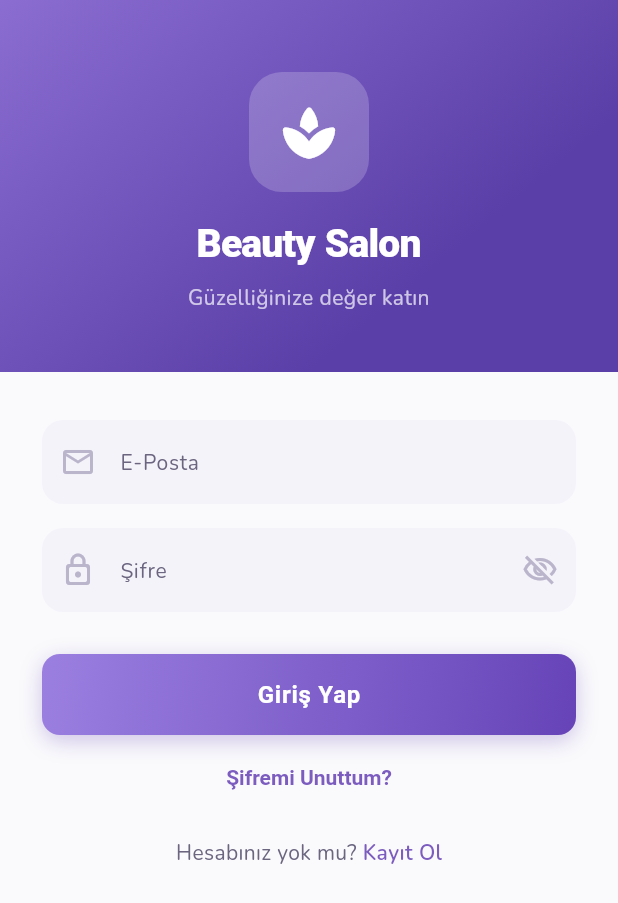
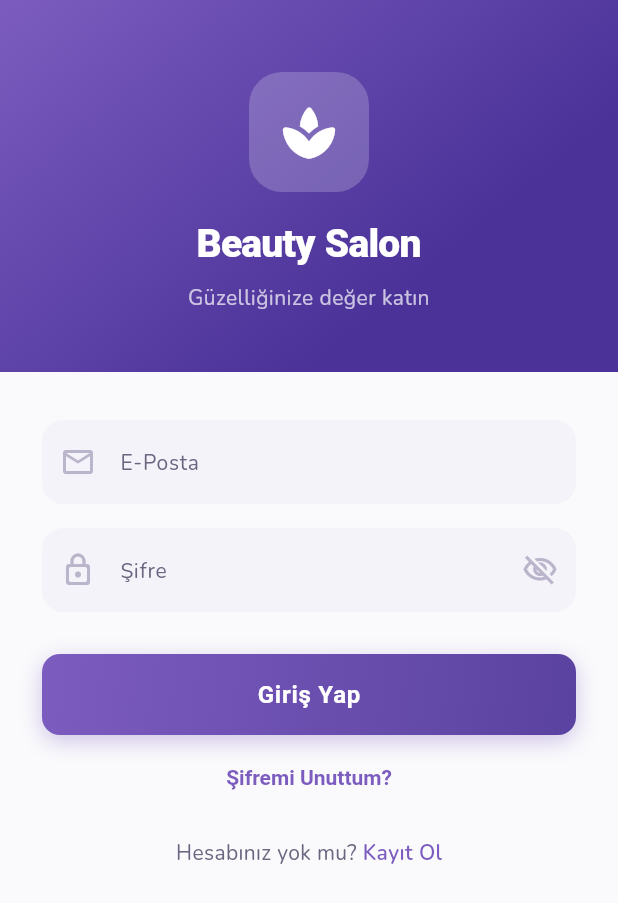
Before and after one commit to bahattinercan/beauty-salon, a Flutter app: the screen it shows after launch, on a phone screen of 412 x 824 dp. Shown: the top 903 px of the screen. Run offline on Flutter 3.47's test engine with Material 3 defaults, Android fonts, the phone set to English and light mode, and no system bars; our stand-ins replace cached_network_image, dio, fl_chart, flutter_local_notifications, flutter_riverpod, flutter_secure_storage and 12 more.

Commit message:
refactor(customer-app): renk rollerini tokenla, primary üstünde beyazı bırak (WCAG AA)
Ölçülen ihlaller: beyaz metin #8B6DD1 üzerinde 4.05:1, alpha'lı karşılama
satırı 3.35:1. Primary üstüne yazılmış hardcoded Colors.white 9 çağrı
siteinde daha vardı; light temada primary açık olduğu için üstündeki beyaz
~2.6:1'e düşüyordu.

- Yeni roller: onPrimary, onAccentLime, onNavPill, onBanner, heroSurface,
  navPill, accentLime, divider, ctaGradient (light/dark ayrı değerli)
- bannerGradient açık durağı #8B6DD1 → #7C5CBF (5.05:1), koyu #5A3FA8 →
  #4A3298; banner metinleri colors.onBanner'a bağlandı
- 9 çağrı sitesinde Colors.white → colors.onPrimary; auth CTA'sı
  gradient tokenına geçti
- Kontrast artık testle kilitli: her iki temada, gradyanın her iki ucunda
  >= 4.5:1

Doğrulama: `flutter analyze` temiz; `flutter test` yeşil; kareler rd01
(light) ve rd04 (dark).

```diff
--- a/apps/customer_app/lib/app/theme/app_colors.dart
+++ b/apps/customer_app/lib/app/theme/app_colors.dart
@@ -20,11 +20,39 @@ class AppColors {
   final Color info;
   final Color starFilled;
   final Color starEmpty;
+  final Color divider;
+
+  // ── Aksan / yüzey tokenları (CA-019) ────────────────────────────────────
+  // `onPrimary`: primary dolgusu ÜZERİNDEKI metin rengi. Dark temada primary
+  // açıldığı için (#9D82D4) beyaz metin 3.19:1'e düşüyor, WCAG AA altına
+  // iniyordu; dark'ta koyu metin 5.44:1 verir. Bu yüzden primary üzerine
+  // metin/ikon her zaman bu token'dan gelir, `Colors.white` yazılmaz.
+  final Color onPrimary;
+  // `accentLime`: yalnızca CTA dolgusu, "Yeni" rozeti ve aktif nav ikonu.
+  // Beyaz zeminde metin olarak KULLANILAMAZ (1.31:1) — bu yüzden her zaman
+  // `onAccentLime` ile çift halinde kullanılır (app_colors_test.dart denetler).
+  final Color accentLime;
+  final Color onAccentLime;
+  final Color navPill;
+  final Color onNavPill;
+  final Color heroSurface;
+  // `onBanner`: `bannerGradient` ÜZERİNDEKI metin rengi. Her iki temada da
+  // beyaz: banner gradyanının EN AÇIK durağı bilinçli olarak #7C5CBF'de
+  // sabitlendi (beyaz ile 5.05:1 → AA). Light temada eskiden açık durak
+  // #8B6DD1'di → 4.05:1, alpha'lı karşılama metni 3.35:1 (AA ihlaliydi).
+  // app_colors_test.dart hem başlangıç hem bitiş durağını denetler.
+  final Color onBanner;
+
   final LinearGradient primaryGradient;
   final LinearGradient bannerGradient;
   final LinearGradient softGradient;
   final LinearGradient goldGradient;
   final LinearGradient darkBannerGradient;
+
+  // `ctaGradient`: birincil CTA dolgusu. primaryGradient'ten farklı olarak her iki
+  // ucunda da `onPrimary` metni WCAG AA'yi geçirir (primaryGradient'in açık ucu
+  // light'ta beyaz metinle 3.22:1, dark'ta ~2.1:1 kalıyordu).
+  final LinearGradient ctaGradient;
 
   const AppColors._({
     required this.primary,
@@ -46,11 +74,20 @@ class AppColors {
     required this.info,
     required this.starFilled,
     required this.starEmpty,
+    required this.divider,
+    required this.onPrimary,
+    required this.accentLime,
+    required this.onAccentLime,
+    required this.navPill,
+    required this.onNavPill,
+    required this.heroSurface,
+    required this.onBanner,
     required this.primaryGradient,
     required this.bannerGradient,
     required this.softGradient,
     required this.goldGradient,
     required this.darkBannerGradient,
+    required this.ctaGradient,
   });
 
   static const AppColors light = AppColors._(
@@ -73,13 +110,21 @@ class AppColors {
     info: Color(0xFF5B8DEF),
     starFilled: Color(0xFFFFB547),
     starEmpty: Color(0xFFE0E0E0),
+    divider: Color(0xFFEEEBF8),
+    onPrimary: Color(0xFFFFFFFF),
+    accentLime: Color(0xFFC9F04F),
+    onAccentLime: Color(0xFF12131F),
+    navPill: Color(0xFF12131F),
+    onNavPill: Color(0xFFFFFFFF),
+    heroSurface: Color(0xFFE8E5FA),
+    onBanner: Color(0xFFFFFFFF),
     primaryGradient: LinearGradient(
       colors: [Color(0xFF9B7FE0), Color(0xFF6644B8)],
       begin: Alignment.topLeft,
       end: Alignment.bottomRight,
     ),
     bannerGradient: LinearGradient(
-      colors: [Color(0xFF8B6DD1), Color(0xFF5A3FA8)],
+      colors: [Color(0xFF7C5CBF), Color(0xFF4A3298)],
       begin: Alignment.topLeft,
       end: Alignment.bottomCenter,
     ),
@@ -97,6 +142,11 @@ class AppColors {
       colors: [Color(0xFF8B6DD1), Color(0xFF5A3FA8)],
       begin: Alignment.topLeft,
       end: Alignment.bottomCenter,
+    ),
+    ctaGradient: LinearGradient(
+      colors: [Color(0xFF7C5CBF), Color(0xFF5A42A0)],
+      begin: Alignment.topLeft,
+      end: Alignment.bottomRight,
     ),
   );
 
@@ -120,6 +170,15 @@ class AppColors {
     info: Color(0xFF7AAEF5),
     starFilled: Color(0xFFFFBF5A),
     starEmpty: Color(0xFF3D3360),
+    divider: Color(0xFF2D2B47),
+    // Dark temada primary açılır → üstündeki metin koyu olmalı (5.44:1).
+    onPrimary: Color(0xFF1C1828),
+    accentLime: Color(0xFFC9F04F),
+    onAccentLime: Color(0xFF12131F),
+    navPill: Color(0xFF1C1828),
+    onNavPill: Color(0xFFF0ECFF),
+    heroSurface: Color(0xFF2A2440),
+    onBanner: Color(0xFFFFFFFF),
     primaryGradient: LinearGradient(
       colors: [Color(0xFFBBA8E5), Color(0xFF7C5CBF)],
       begin: Alignment.topLeft,
@@ -145,6 +204,11 @@ class AppColors {
       begin: Alignment.topLeft,
       end: Alignment.bottomCenter,
     ),
+    ctaGradient: LinearGradient(
+      colors: [Color(0xFFBBA8E5), Color(0xFF9D82D4)],
+      begin: Alignment.topLeft,
+      end: Alignment.bottomRight,
+    ),
   );
 
   static AppColors of(BuildContext context) =>
--- a/apps/customer_app/lib/app/theme/app_theme.dart
+++ b/apps/customer_app/lib/app/theme/app_theme.dart
@@ -15,7 +15,7 @@ class AppTheme {
 
       colorScheme: ColorScheme.light(
         primary: c.primary,
-        onPrimary: Colors.white,
+        onPrimary: c.onPrimary,
         secondary: c.secondary,
         onSecondary: c.textPrimary,
         surface: c.surface,
@@ -64,11 +64,23 @@ class AppTheme {
       elevatedButtonTheme: ElevatedButtonThemeData(
         style: ElevatedButton.styleFrom(
           backgroundColor: c.primary,
-          foregroundColor: Colors.white,
+          foregroundColor: c.onPrimary,
           elevation: 0,
           minimumSize: const Size(double.infinity, 52),
           shape: RoundedRectangleBorder(borderRadius: BorderRadius.circular(14)),
           textStyle: const TextStyle(fontSize: 16, fontWeight: FontWeight.w600),
+        ),
+      ),
+
+      // CA-019: lime CTA tek noktadan — lime dolgusu ÜZERİNDE daima koyu metin.
+      filledButtonTheme: FilledButtonThemeData(
+        style: FilledButton.styleFrom(
+          backgroundColor: c.accentLime,
+          foregroundColor: c.onAccentLime,
+          elevation: 0,
+          minimumSize: const Size(double.infinity, 52),
+          shape: RoundedRectangleBorder(borderRadius: BorderRadius.circular(999)),
+          textStyle: const TextStyle(fontSize: 16, fontWeight: FontWeight.w800),
         ),
       ),
 
@@ -133,7 +145,7 @@ class AppTheme {
         ),
       ),
 
-      dividerTheme: const DividerThemeData(color: Color(0xFFEEEBF8), thickness: 1),
+      dividerTheme: DividerThemeData(color: c.divider, thickness: 1),
 
       dialogTheme: DialogThemeData(
         backgroundColor: c.surface,
@@ -151,7 +163,7 @@ class AppTheme {
 
       colorScheme: ColorScheme.dark(
         primary: c.primary,
-        onPrimary: Colors.white,
+        onPrimary: c.onPrimary,
         secondary: c.secondary,
         onSecondary: c.textPrimary,
         surface: c.surface,
@@ -200,11 +212,22 @@ class AppTheme {
       elevatedButtonTheme: ElevatedButtonThemeData(
         style: ElevatedButton.styleFrom(
           backgroundColor: c.primary,
-          foregroundColor: Colors.white,
+          foregroundColor: c.onPrimary,
           elevation: 0,
           minimumSize: const Size(double.infinity, 52),
           shape: RoundedRectangleBorder(borderRadius: BorderRadius.circular(14)),
           textStyle: const TextStyle(fontSize: 16, fontWeight: FontWeight.w600),
+        ),
+      ),
+
+      filledButtonTheme: FilledButtonThemeData(
+        style: FilledButton.styleFrom(
+          backgroundColor: c.accentLime,
+          foregroundColor: c.onAccentLime,
+          elevation: 0,
+          minimumSize: const Size(double.infinity, 52),
+          shape: RoundedRectangleBorder(borderRadius: BorderRadius.circular(999)),
+          textStyle: const TextStyle(fontSize: 16, fontWeight: FontWeight.w800),
         ),
       ),
 
@@ -268,7 +291,7 @@ class AppTheme {
         ),
       ),
 
-      dividerTheme: const DividerThemeData(color: Color(0xFF2D2B47), thickness: 1),
+      dividerTheme: DividerThemeData(color: c.divider, thickness: 1),
 
       dialogTheme: DialogThemeData(
         backgroundColor: c.surface,
--- a/apps/customer_app/lib/features/auth/presentation/widgets/gradient_button.dart
+++ b/apps/customer_app/lib/features/auth/presentation/widgets/gradient_button.dart
@@ -22,7 +22,7 @@ class GradientButton extends StatelessWidget {
       height: 54,
       child: DecoratedBox(
         decoration: BoxDecoration(
-          gradient: isLoading ? null : colors.primaryGradient,
+          gradient: isLoading ? null : colors.ctaGradient,
           color: isLoading ? colors.primaryLight : null,
           borderRadius: BorderRadius.circular(12),
           boxShadow: isLoading
@@ -44,17 +44,18 @@ class GradientButton extends StatelessWidget {
             shape: RoundedRectangleBorder(borderRadius: BorderRadius.circular(12)),
           ),
           child: isLoading
-              ? const SizedBox(
+              ? SizedBox(
                   width: 24,
                   height: 24,
-                  child: CircularProgressIndicator(color: Colors.white, strokeWidth: 2.5),
+                  child: CircularProgressIndicator(
+                      color: colors.onPrimary, strokeWidth: 2.5),
                 )
               : Text(
                   label,
-                  style: const TextStyle(
+                  style: TextStyle(
                     fontSize: 16,
                     fontWeight: FontWeight.w600,
-                    color: Colors.white,
+                    color: colors.onPrimary,
                     letterSpacing: 0.5,
                   ),
                 ),
--- a/apps/customer_app/lib/features/booking/presentation/widgets/service_step.dart
+++ b/apps/customer_app/lib/features/booking/presentation/widgets/service_step.dart
@@ -94,7 +94,7 @@ class ServiceStep extends StatelessWidget {
                     ),
                     child: Icon(
                       categoryIcon(service.categoryName ?? ''),
-                      color: isSelected ? Colors.white : colors.primary,
+                      color: isSelected ? colors.onPrimary : colors.primary,
                       size: 24,
                     ),
                   ),
--- a/apps/customer_app/lib/features/booking/presentation/widgets/staff_step.dart
+++ b/apps/customer_app/lib/features/booking/presentation/widgets/staff_step.dart
@@ -52,11 +52,11 @@ class StaffOption extends StatelessWidget {
                 radius: 24,
                 backgroundColor: isSelected ? colors.primary : colors.secondary,
                 child: icon != null
-                    ? Icon(icon, color: isSelected ? Colors.white : colors.primary)
+                    ? Icon(icon, color: isSelected ? colors.onPrimary : colors.primary)
                     : Text(
                         initials ?? '?',
                         style: TextStyle(
-                          color: isSelected ? Colors.white : colors.primary,
+                          color: isSelected ? colors.onPrimary : colors.primary,
                           fontWeight: FontWeight.w600,
                         ),
                       ),
--- a/apps/customer_app/lib/features/notifications/presentation/screens/notifications_screen.dart
+++ b/apps/customer_app/lib/features/notifications/presentation/screens/notifications_screen.dart
@@ -127,7 +127,7 @@ class _FilterChip extends StatelessWidget {
           style: TextStyle(
             fontSize: 13,
             fontWeight: FontWeight.w600,
-            color: selected ? Colors.white : colors.textPrimary,
+            color: selected ? colors.onPrimary : colors.textPrimary,
           ),
         ),
       ),
--- a/apps/customer_app/lib/features/salon_discovery/presentation/widgets/category_chips.dart
+++ b/apps/customer_app/lib/features/salon_discovery/presentation/widgets/category_chips.dart
@@ -38,7 +38,7 @@ class CategoryChips extends StatelessWidget {
               style: TextStyle(
                 fontSize: 13,
                 fontWeight: isSelected ? FontWeight.w600 : FontWeight.w400,
-                color: isSelected ? Colors.white : colors.textPrimary,
+                color: isSelected ? colors.onPrimary : colors.textPrimary,
               ),
             ),
           ),
--- a/apps/customer_app/lib/features/salon_discovery/presentation/widgets/chip_selector.dart
+++ b/apps/customer_app/lib/features/salon_discovery/presentation/widgets/chip_selector.dart
@@ -54,7 +54,7 @@ class ChipSelector extends StatelessWidget {
               style: TextStyle(
                 fontSize: pill ? 13 : 15,
                 fontWeight: isSelected ? FontWeight.w600 : FontWeight.w400,
-                color: isSelected ? (pill ? colors.primaryDark : Colors.white) : colors.textPrimary,
+                color: isSelected ? (pill ? colors.primaryDark : colors.onPrimary) : colors.textPrimary,
               ),
             ),
           ),
```
Also changed, not shown: apps/customer_app/lib/features/booking/presentation/widgets/date_strip.dart (+7 -2 lines), 1 other file.
